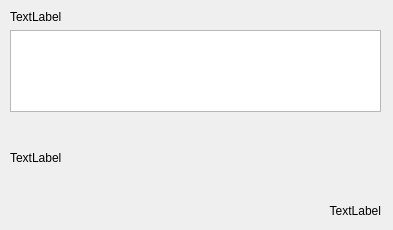
Above: comment.ui from KNajjary/LinkedIn before the change. Below: the same form after it.
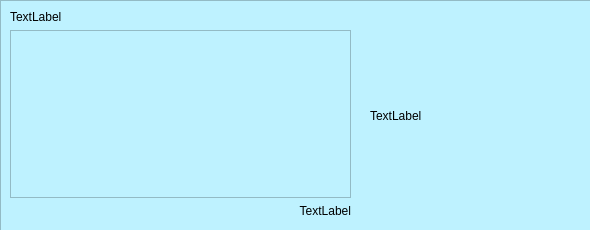
That is the form after the change.

```diff
--- a/comment.ui
+++ b/comment.ui
@@ -6,19 +6,23 @@
    <rect>
     <x>0</x>
     <y>0</y>
-    <width>393</width>
+    <width>590</width>
     <height>230</height>
    </rect>
   </property>
   <property name="windowTitle">
    <string>Form</string>
   </property>
+  <property name="styleSheet">
+   <string notr="true">background-color: rgb(190, 242, 255);
+</string>
+  </property>
   <widget class="QWidget" name="verticalLayoutWidget">
    <property name="geometry">
     <rect>
      <x>10</x>
      <y>10</y>
-     <width>371</width>
+     <width>341</width>
      <height>208</height>
     </rect>
    </property>
@@ -33,19 +37,6 @@
     <item>
      <widget class="QTextBrowser" name="textBrowser"/>
     </item>
-    <item>
-     <widget class="QLabel" name="label_Image">
-      <property name="minimumSize">
-       <size>
-        <width>0</width>
-        <height>80</height>
-       </size>
-      </property>
-      <property name="text">
-       <string>TextLabel</string>
-      </property>
-     </widget>
-    </item>
     <item>
      <widget class="QLabel" name="label_Time">
       <property name="text">
@@ -58,6 +49,44 @@
     </item>
    </layout>
   </widget>
+  <widget class="QLabel" name="label_Image">
+   <property name="geometry">
+    <rect>
+     <x>370</x>
+     <y>20</y>
+     <width>201</width>
+     <height>191</height>
+    </rect>
+   </property>
+   <property name="minimumSize">
+    <size>
+     <width>0</width>
+     <height>80</height>
+    </size>
+   </property>
+   <property name="text">
+    <string>TextLabel</string>
+   </property>
+  </widget>
+  <widget class="QFrame" name="frame">
+   <property name="geometry">
+    <rect>
+     <x>0</x>
+     <y>0</y>
+     <width>591</width>
+     <height>231</height>
+    </rect>
+   </property>
+   <property name="frameShape">
+    <enum>QFrame::StyledPanel</enum>
+   </property>
+   <property name="frameShadow">
+    <enum>QFrame::Raised</enum>
+   </property>
+  </widget>
+  <zorder>frame</zorder>
+  <zorder>verticalLayoutWidget</zorder>
+  <zorder>label_Image</zorder>
  </widget>
  <resources/>
  <connections/>
```
